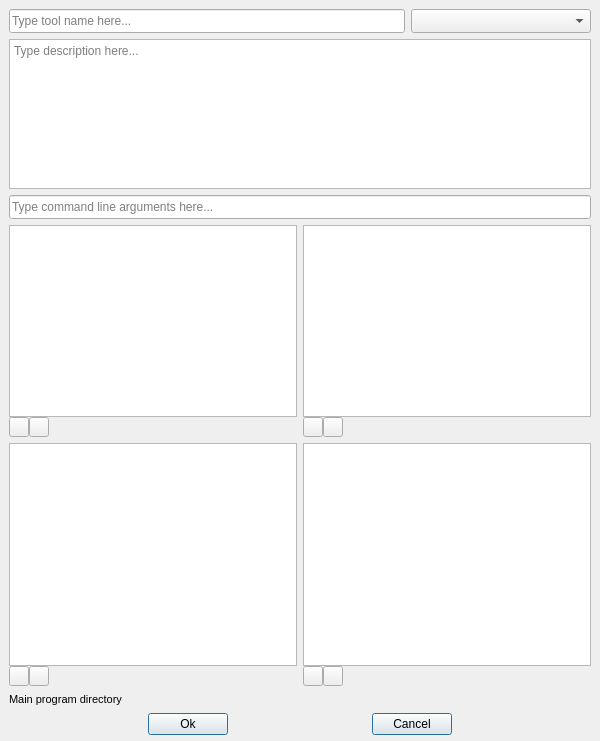
This is spinetoolbox/ui/tool_template_form.ui in spine-tools/Spine-Toolbox as Qt 5 draws it before an edit. The edited form follows.
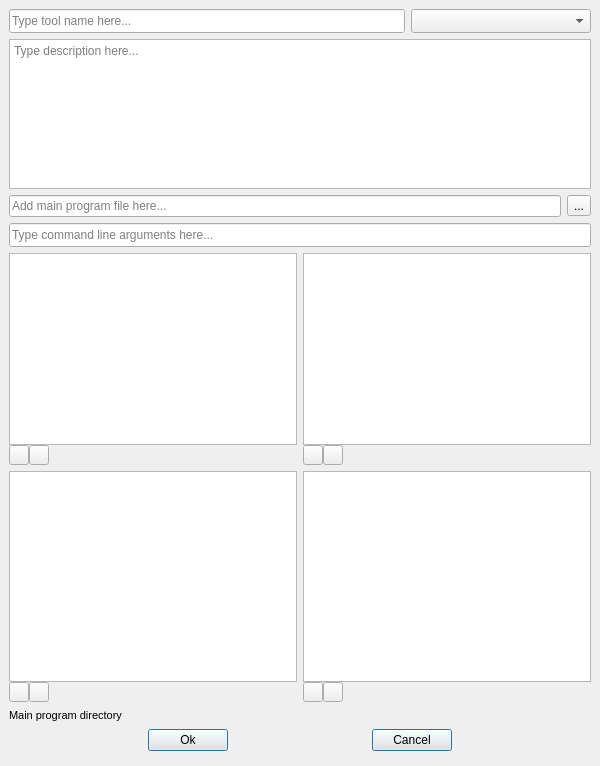
This is the edited form. Icons and pictures are not drawn. Custom widgets are drawn as their Qt base class.

Diff of the .ui file:
```diff
--- a/spinetoolbox/ui/tool_template_form.ui
+++ b/spinetoolbox/ui/tool_template_form.ui
@@ -22,7 +22,7 @@
     <x>0</x>
     <y>0</y>
     <width>600</width>
-    <height>741</height>
+    <height>766</height>
    </rect>
   </property>
   <property name="sizePolicy">
@@ -68,7 +68,7 @@
       <number>9</number>
      </property>
      <property name="bottomMargin">
-      <number>0</number>
+      <number>9</number>
      </property>
      <item>
       <layout class="QHBoxLayout" name="horizontalLayout">
@@ -149,6 +149,24 @@
        </property>
       </widget>
      </item>
+     <item>
+      <layout class="QHBoxLayout" name="horizontalLayout_6">
+       <item>
+        <widget class="QLineEdit" name="lineEdit_main_program">
+         <property name="placeholderText">
+          <string>Add main program file here...</string>
+         </property>
+        </widget>
+       </item>
+       <item>
+        <widget class="QToolButton" name="toolButton_add_main_program">
+         <property name="text">
+          <string>...</string>
+         </property>
+        </widget>
+       </item>
+      </layout>
+     </item>
      <item>
       <widget class="QLineEdit" name="lineEdit_args">
        <property name="enabled">
```
Left out of the diff: 7 changed lines with no effect on the pictures.
